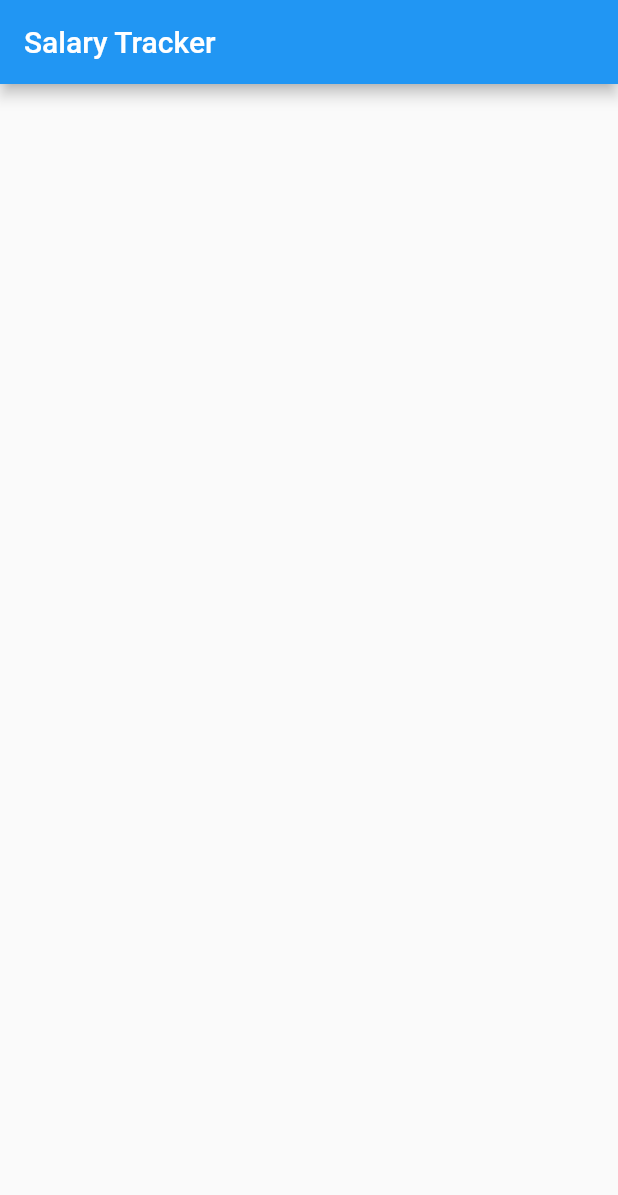
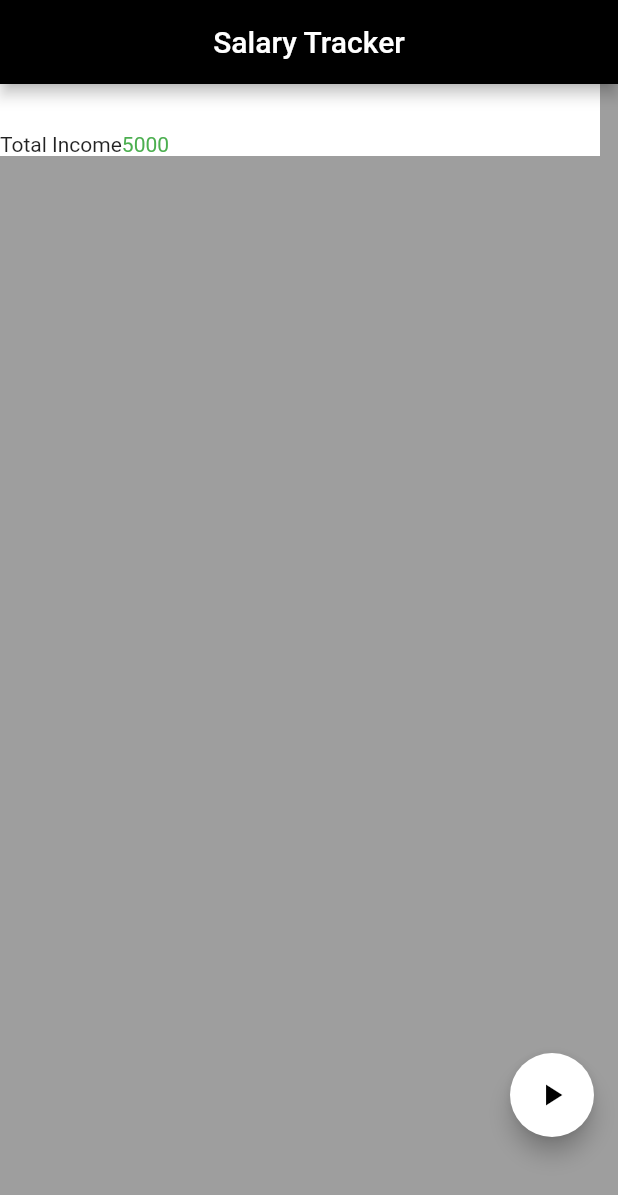
Before and after one commit to benf3632/salary_tracker, a Flutter app: the screen it shows after launch, on a phone screen of 412 x 824 dp. Shown: the top 1195 px of the screen. Run offline on Flutter 3.47's test engine with Material 2 defaults, Android fonts, the phone set to English and light mode, and no system bars; our stand-ins replace local_auth.

Commit message:
add fingerprint operation

```diff
--- a/lib/main.dart
+++ b/lib/main.dart
@@ -1,4 +1,6 @@
 import 'package:flutter/material.dart';
+import 'package:local_auth/local_auth.dart';
+import 'dart:async';
 
 void main() => runApp(MyApp());
 
@@ -7,9 +9,6 @@ class MyApp extends StatelessWidget {
   Widget build(BuildContext context) {
     return MaterialApp(
       title: 'Salary Tracker',
-      theme: ThemeData(
-        primarySwatch: Colors.blue,
-      ),
       home: MyHomePage(title: 'Salary Tracker'),
     );
   }
@@ -25,13 +24,69 @@ class MyHomePage extends StatefulWidget {
 
 class _MyHomePageState extends State<MyHomePage> {
 
+
+  bool _started = false;
   @override
   Widget build(BuildContext context) {
     return Scaffold(
-      appBar: AppBar(
-        title: Text(widget.title),
-      ),
-      body: Container(),
+        backgroundColor: Colors.grey,
+        appBar: AppBar(
+            title: Text(widget.title),
+            centerTitle: true,
+            backgroundColor: Colors.black,
+        ),
+        body: Column(
+            children: <Widget> [
+                 Container(
+                    width: 400,
+                    height: 48,
+                    alignment: Alignment.bottomCenter,
+                    color: Colors.white,
+                        child: Row(
+                            children: <Widget>[
+                                Text('Total Income'),
+                                Text('5000', style: TextStyle(color: Colors.green)),
+                            ]
+                        )
+                )
+            ]
+        ),
+        floatingActionButton: Padding(
+            padding: const EdgeInsets.only(bottom: 50.0),
+            child: FloatingActionButton(
+                onPressed: _startShift,
+                backgroundColor: Colors.white,
+                child: Icon(_started ? Icons.stop : Icons.play_arrow, color: Colors.black),
+            ),
+        )
     );
+}
+
+  void _startShift() async{
+      bool didAuth = await _auth();
+      if (didAuth) {
+          if (!_started) {
+            print("Shift Started\n");
+          } else {
+            print("Shift Stopped\n");
+          }
+          setState(() {_started = !_started;});
+
+      }
+  }
+
+  Future<bool> _auth() async{
+    var localAuth = LocalAuthentication();
+    bool didAuth = false;
+    try {
+        didAuth = await localAuth.authenticateWithBiometrics(
+            localizedReason: 'To Start your shift autherize',
+            stickyAuth: true,
+        );
+    } catch (e) {
+
+    }
+
+    return didAuth;
   }
 }
```
Also changed, not shown: pubspec.yaml (+1 -42 lines), 8 other files.
